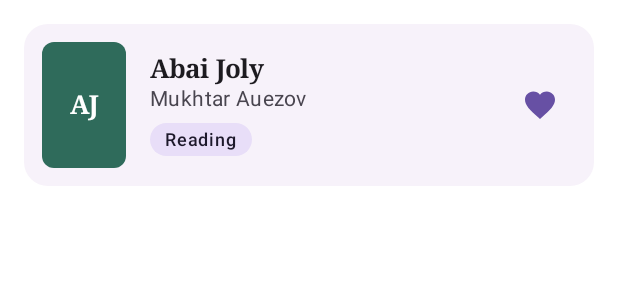
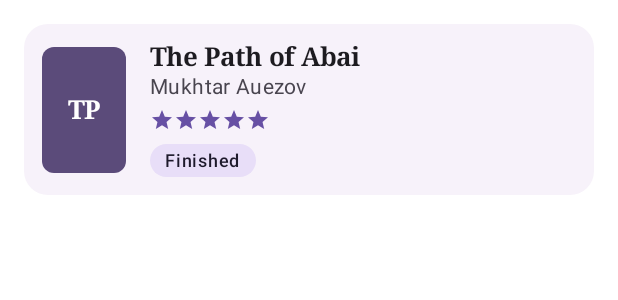
Before and after one commit to 240103071/BookShelf, an Android app built with Jetpack Compose: the @Preview function BookCardPreview, on a phone screen of 412 x 824 dp. Shown: the top 300 px of the screen. Run offline under Robolectric (Android 15) with nearby library versions, the phone set to English and light mode, and no system bars.

Commit message:
Reyting qosyldy

```diff
--- a/app/src/main/java/kz/mitu/bookshelf/ui/components/BookCard.kt
+++ b/app/src/main/java/kz/mitu/bookshelf/ui/components/BookCard.kt
@@ -20,7 +20,7 @@ import androidx.compose.ui.unit.dp
 import kz.mitu.bookshelf.ui.theme.BookShelfTheme
 
 /**
- * One row in the book list: cover, title, author, status and a favorite button.
+ * One row in the book list: cover, title, author, rating and status.
  * It takes plain values (not a Book object), so it can be reused anywhere.
  */
 @Composable
@@ -28,9 +28,8 @@ fun BookCard(
     title: String,
     author: String,
     statusLabel: String,
-    isFavorite: Boolean,
+    rating: Int,
     onClick: () -> Unit,
-    onFavoriteClick: () -> Unit,
     modifier: Modifier = Modifier
 ) {
     Card(
@@ -62,10 +61,11 @@ fun BookCard(
                     maxLines = 1,
                     overflow = TextOverflow.Ellipsis
                 )
+                Spacer(modifier = Modifier.height(6.dp))
+                RatingBar(rating = rating)
                 Spacer(modifier = Modifier.height(8.dp))
                 StatusBadge(text = statusLabel)
             }
-            FavoriteButton(isFavorite = isFavorite, onClick = onFavoriteClick)
         }
     }
 }
@@ -75,12 +75,11 @@ fun BookCard(
 private fun BookCardPreview() {
     BookShelfTheme {
         BookCard(
-            title = "Abai Joly",
+            title = "The Path of Abai",
             author = "Mukhtar Auezov",
-            statusLabel = "Reading",
-            isFavorite = true,
+            statusLabel = "Finished",
+            rating = 5,
             onClick = {},
-            onFavoriteClick = {},
             modifier = Modifier.padding(16.dp)
         )
     }
--- a/app/src/main/java/kz/mitu/bookshelf/ui/components/FavoriteButton.kt
+++ /dev/null
@@ -1,44 +0,0 @@
-package kz.mitu.bookshelf.ui.components
-
-import androidx.compose.material.icons.Icons
-import androidx.compose.material.icons.filled.Favorite
-import androidx.compose.material.icons.filled.FavoriteBorder
-import androidx.compose.material3.Icon
-import androidx.compose.material3.IconButton
-import androidx.compose.material3.MaterialTheme
-import androidx.compose.runtime.Composable
-import androidx.compose.ui.Modifier
-import androidx.compose.ui.res.stringResource
-import androidx.compose.ui.tooling.preview.Preview
-import kz.mitu.bookshelf.R
-import kz.mitu.bookshelf.ui.theme.BookShelfTheme
-
-/** Heart button: filled when the book is a favorite, outlined when not. */
-@Composable
-fun FavoriteButton(
-    isFavorite: Boolean,
-    onClick: () -> Unit,
-    modifier: Modifier = Modifier
-) {
-    IconButton(onClick = onClick, modifier = modifier) {
-        Icon(
-            imageVector = if (isFavorite) Icons.Filled.Favorite else Icons.Filled.FavoriteBorder,
-            contentDescription = stringResource(
-                if (isFavorite) R.string.remove_from_favorites else R.string.add_to_favorites
-            ),
-            tint = if (isFavorite) {
-                MaterialTheme.colorScheme.primary
-            } else {
-                MaterialTheme.colorScheme.onSurfaceVariant
-            }
-        )
-    }
-}
-
-@Preview(showBackground = true)
-@Composable
-private fun FavoriteButtonPreview() {
-    BookShelfTheme {
-        FavoriteButton(isFavorite = true, onClick = {})
-    }
-}
--- /dev/null
+++ b/app/src/main/java/kz/mitu/bookshelf/ui/components/RatingBar.kt
@@ -0,0 +1,83 @@
+package kz.mitu.bookshelf.ui.components
+
+import androidx.compose.foundation.layout.Column
+import androidx.compose.foundation.layout.Row
+import androidx.compose.foundation.layout.padding
+import androidx.compose.foundation.layout.size
+import androidx.compose.material.icons.Icons
+import androidx.compose.material.icons.filled.Star
+import androidx.compose.material3.Icon
+import androidx.compose.material3.IconButton
+import androidx.compose.material3.MaterialTheme
+import androidx.compose.runtime.Composable
+import androidx.compose.ui.Alignment
+import androidx.compose.ui.Modifier
+import androidx.compose.ui.res.stringResource
+import androidx.compose.ui.semantics.contentDescription
+import androidx.compose.ui.semantics.semantics
+import androidx.compose.ui.tooling.preview.Preview
+import androidx.compose.ui.unit.Dp
+import androidx.compose.ui.unit.dp
+import kz.mitu.bookshelf.R
+import kz.mitu.bookshelf.ui.theme.BookShelfTheme
+
+/**
+ * Stars from 0 to [maxRating].
+ * - Without [onRatingChange] it only shows the rating (book list, details).
+ * - With [onRatingChange] every star is a button (add book form).
+ *   Tapping the current star again sets the rating back to 0.
+ */
+@Composable
+fun RatingBar(
+    rating: Int,
+    modifier: Modifier = Modifier,
+    maxRating: Int = 5,
+    starSize: Dp = 16.dp,
+    onRatingChange: ((Int) -> Unit)? = null
+) {
+    val description = stringResource(R.string.rating_value, rating, maxRating)
+
+    Row(
+        modifier = modifier.semantics { contentDescription = description },
+        verticalAlignment = Alignment.CenterVertically
+    ) {
+        for (star in 1..maxRating) {
+            val tint = if (star <= rating) {
+                MaterialTheme.colorScheme.primary
+            } else {
+                MaterialTheme.colorScheme.outlineVariant
+            }
+            if (onRatingChange != null) {
+                IconButton(
+                    onClick = { onRatingChange(if (star == rating) 0 else star) },
+                    modifier = Modifier.size(starSize + 16.dp)
+                ) {
+                    Icon(
+                        imageVector = Icons.Filled.Star,
+                        contentDescription = null,
+                        tint = tint,
+                        modifier = Modifier.size(starSize)
+                    )
+                }
+            } else {
+                Icon(
+                    imageVector = Icons.Filled.Star,
+                    contentDescription = null,
+                    tint = tint,
+                    modifier = Modifier.size(starSize)
+                )
+            }
+        }
+    }
+}
+
+@Preview(showBackground = true)
+@Composable
+private fun RatingBarPreview() {
+    BookShelfTheme {
+        Column(modifier = Modifier.padding(8.dp)) {
+            RatingBar(rating = 4)
+            RatingBar(rating = 3, starSize = 28.dp, onRatingChange = {})
+        }
+    }
+}
--- a/app/src/main/res/values/strings.xml
+++ b/app/src/main/res/values/strings.xml
@@ -26,13 +26,12 @@
     <string name="status_reading">Reading</string>
     <string name="status_finished">Finished</string>
 
-    <!-- Favorites -->
-    <string name="add_to_favorites">Add to favorites</string>
-    <string name="remove_from_favorites">Remove from favorites</string>
+    <!-- Rating -->
+    <string name="rating_value">Rated %1$d of %2$d</string>
 
     <!-- Book details -->
     <string name="by_author">by %1$s</string>
-    <string name="book_meta">%1$s · %2$d</string>
+    <string name="book_meta">%1$s · %2$d pages</string>
     <string name="reading_status">Reading status</string>
     <string name="about_book">About this book</string>
     <string name="no_description">No description yet.</string>
@@ -44,8 +43,9 @@
     <string name="field_title">Title</string>
     <string name="field_author">Author</string>
     <string name="field_genre">Genre</string>
-    <string name="field_year">Year</string>
+    <string name="field_pages">Pages</string>
+    <string name="field_rating">Rating</string>
     <string name="field_description">Description</string>
     <string name="error_required">This field is required</string>
-    <string name="error_year">Enter a year between 1000 and 2100</string>
+    <string name="error_pages">Enter a number of pages from 1 to 10000</string>
 </resources>
```
